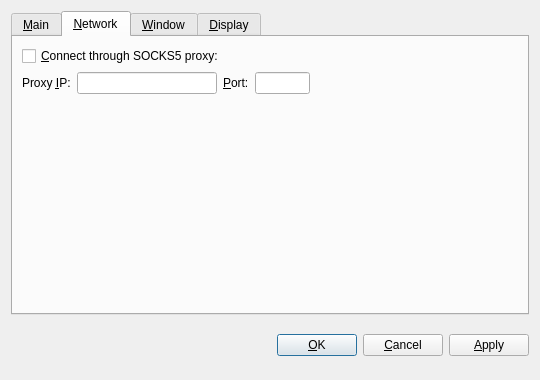
Old version of the form src/qt/forms/optionsdialog.ui in the repository wizadr/DiminutiveCoin.
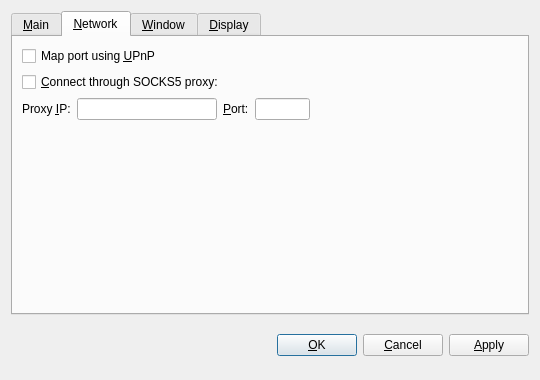
New version of the form. The open tabs and pages were chosen to show the change. Custom widgets are drawn as their Qt base class.

The edit to the form file:
```diff
--- a/src/qt/forms/optionsdialog.ui
+++ b/src/qt/forms/optionsdialog.ui
@@ -152,6 +152,16 @@
        <string>&amp;Network</string>
       </attribute>
       <layout class="QVBoxLayout" name="verticalLayout_Network">
+       <item>
+        <widget class="QCheckBox" name="mapPortUpnp">
+         <property name="toolTip">
+          <string>Automatically open the DiminutiveVaultCoin client port on the router. This only works when your router supports UPnP and it is enabled.</string>
+         </property>
+         <property name="text">
+          <string>Map port using &amp;UPnP</string>
+         </property>
+        </widget>
+       </item>
        <item>
         <widget class="QCheckBox" name="connectSocks">
          <property name="toolTip">
```
